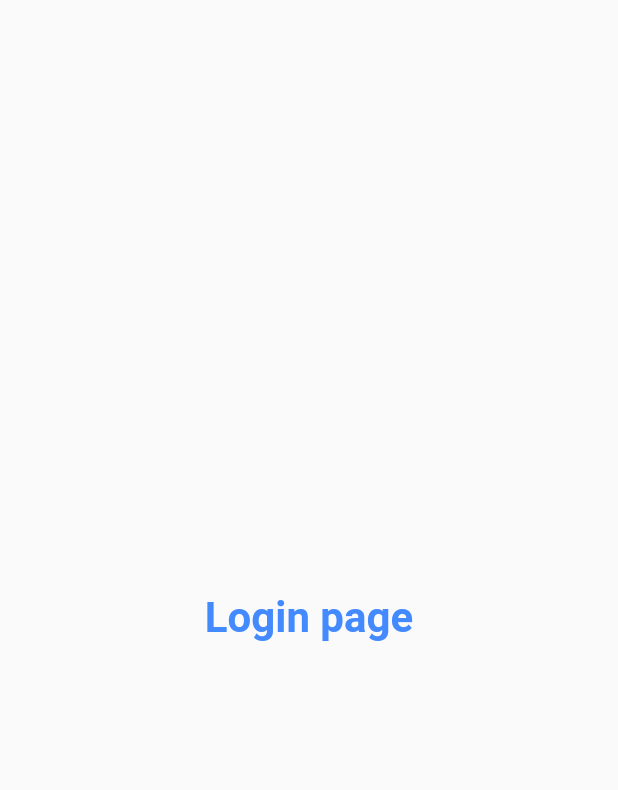
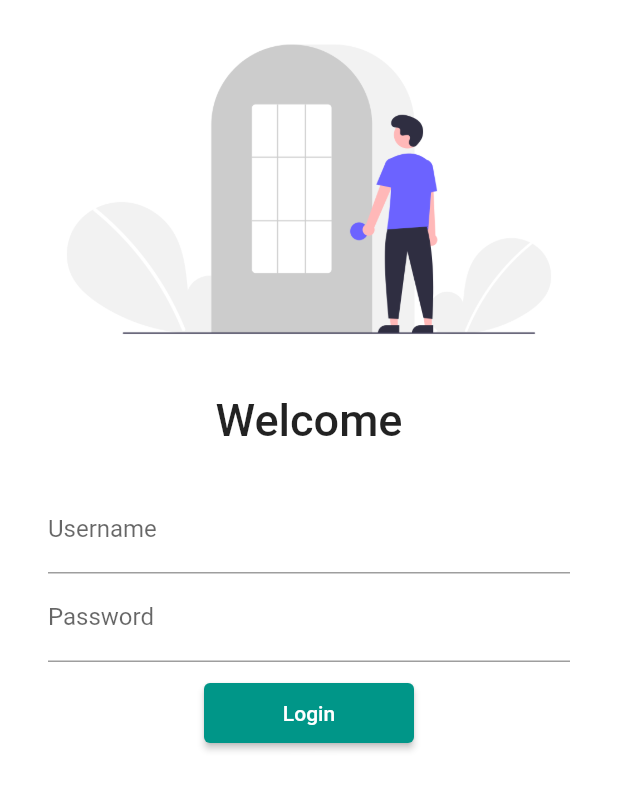
Before and after one commit to Andro-Tejas/Catalog-App, a Flutter app: the screen it shows after launch, on a phone screen of 412 x 824 dp. Shown: the top 790 px of the screen. Run offline on Flutter 3.47's test engine with Material 2 defaults, Android fonts, the light colour scheme and no system bars; our stand-ins replace google_fonts.

Commit message:
day2 completed

```diff
--- a/lib/main.dart
+++ b/lib/main.dart
@@ -1,6 +1,8 @@
 import 'package:catalogapp/pages/home_page.dart';
 import 'package:catalogapp/pages/login_page.dart';
 import 'package:flutter/material.dart';
+import 'package:google_fonts/google_fonts.dart';
+import 'package:catalogapp/utils/routes.dart';
 
 void main() {
   runApp(const MyApp());
@@ -14,13 +16,14 @@ class MyApp extends StatelessWidget {
     return MaterialApp(
       // home: HomePage(),
       theme:ThemeData(
-        primarySwatch: Colors.grey
+        primarySwatch: Colors.teal,
+            primaryTextTheme: GoogleFonts.latoTextTheme()
       ),
 
     // initialRoute : "/home",
     routes:{
         "/":(context)=>LoginPage(),
-        "/home":(context)=>HomePage()
+        MyRoutes.homeRoute:(context)=>HomePage()
     },
     );
   }
--- a/lib/pages/login_page.dart
+++ b/lib/pages/login_page.dart
@@ -1,16 +1,52 @@
 import 'package:flutter/material.dart';
 
+import '../utils/routes.dart';
+
 class LoginPage extends StatelessWidget {
+  const LoginPage({Key? key}) : super(key: key);
   @override
   Widget build(BuildContext context) {
-    return const Material(
-      child: Center(
-        child: Text(
-          "Login page",
-          style:
-              TextStyle(color: Colors.blueAccent, fontWeight: FontWeight.bold),
-          textScaleFactor: 2.0,
-        ),
+    return Material(
+      color: Colors.white,
+      child: Column(
+        children: [
+          Image.asset("assets/images/login_image.png", fit: BoxFit.cover),
+          SizedBox(height:10.0),
+          Text(
+            "Welcome",
+            style: TextStyle(fontSize: 30, fontWeight: FontWeight.w500),
+          ),
+          SizedBox(height:10.0),
+          Padding(
+            padding: const EdgeInsets.symmetric(vertical: 16.0,horizontal: 32.0),
+            child: Column(
+              children: [
+                TextFormField(
+                  decoration: const InputDecoration(
+                      hintText: "Enter Username",
+                      labelText: "Username"
+                  ),
+                ),
+                TextFormField(
+                  obscureText: true,
+                  decoration: const InputDecoration(
+                      hintText: "Enter Password",
+                      labelText: "Password"
+                  ),
+                ),
+                SizedBox(height:10.0),
+                ElevatedButton(
+                    child: Text("Login"),
+                    style: TextButton.styleFrom(minimumSize: Size(140, 40)),
+                    onPressed: (){
+                      print("Hi Tejas");
+                      // Navigator.pushNamed(context, MyRoutes.homeRoute);
+                    },
+                )
+              ],
+            ),
+          ),
+        ],
       ),
     );
   }
--- /dev/null
+++ b/lib/utils/routes.dart
@@ -0,0 +1,4 @@
+class MyRoutes{
+  static String loginRoute = "/login";
+  static String homeRoute = "/home";
+}
```
Also changed, not shown: pubspec.yaml (+4 -4 lines), assets/images/login_image.png (added), pubspec.lock.
